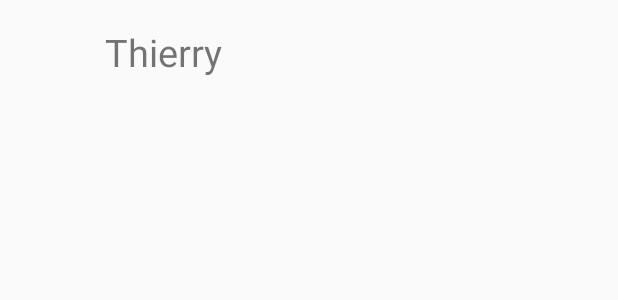
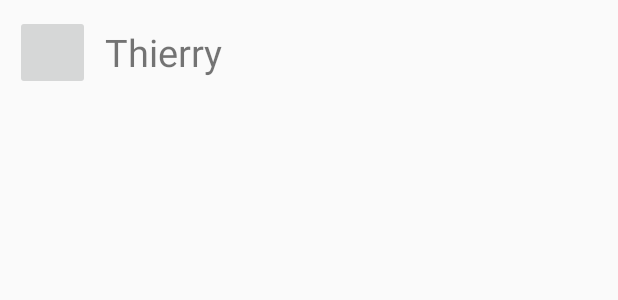
Before and after one commit to BenZard/Android_LoupGarou, an Android app: the layout item_player.xml on its own in the app's theme, with its tools: preview values and no code run, on a phone screen of 412 x 824 dp. Shown: the top 300 px of the screen. Run offline under Robolectric (Android 15) with nearby library versions, the phone set to English and light mode, and no system bars.

Commit message:
Debut Image View pour équipe

```diff
--- a/ExampleProject/app/src/main/res/layout/item_player.xml
+++ b/ExampleProject/app/src/main/res/layout/item_player.xml
@@ -6,7 +6,7 @@
     android:padding="10dp"
     android:orientation="horizontal">
 
-    <ImageView
+    <ImageButton
         android:id="@+id/team_image_view"
         android:layout_width="50dp"
         android:layout_height="50dp"/>
```
